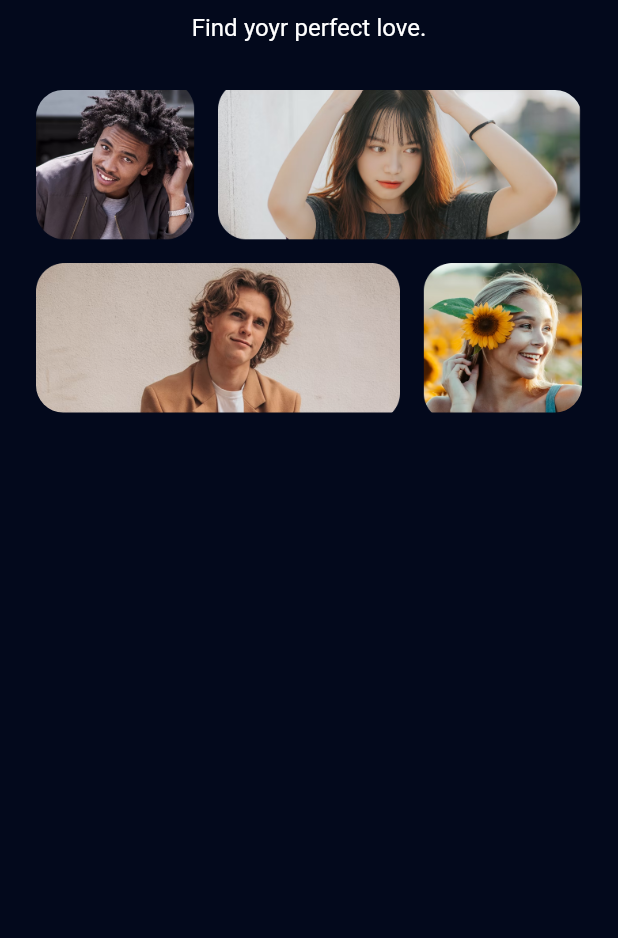
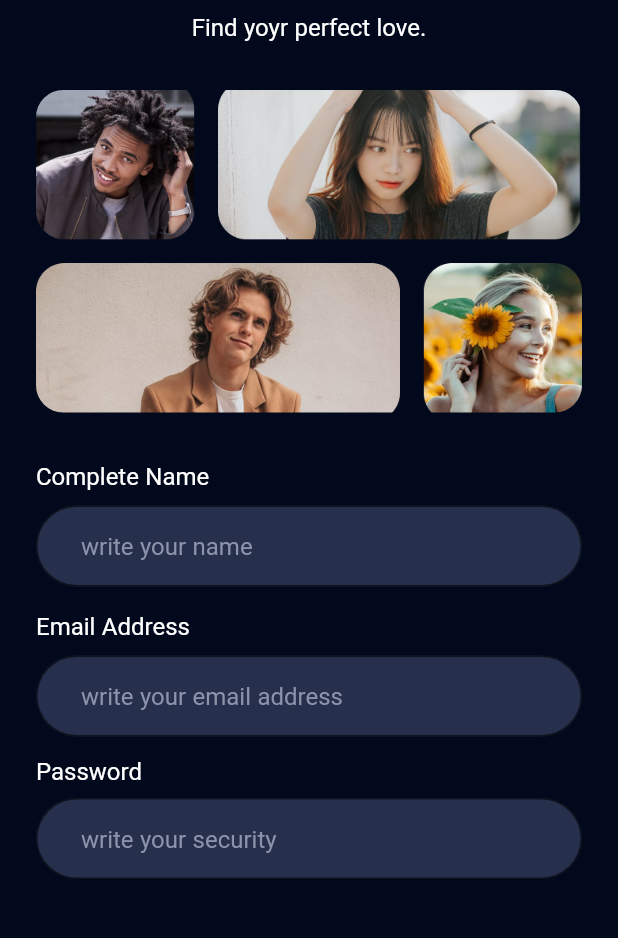
Before and after one commit to magerngoding/Tinder-App, a Flutter app: the screen it shows after launch, on a phone screen of 412 x 824 dp, the part 126-1064 px from its top. Run offline on Flutter 3.47's test engine with Material 2 defaults, Android fonts, the phone set to English and light mode, and no system bars; our stand-ins replace google_fonts.

Commit message:
Slicing sign up screen custom text field widget

```diff
--- /dev/null
+++ b/lib/src/common_widgets/custome_text_field_widget.dart
@@ -0,0 +1,57 @@
+// ignore_for_file: public_member_api_docs, sort_constructors_first, prefer_const_constructors
+import 'package:flutter/material.dart';
+import 'package:tinder_app/src/theme_manager/color_manager.dart';
+import 'package:tinder_app/src/theme_manager/style_manager.dart';
+import 'package:tinder_app/src/theme_manager/values_manager.dart';
+
+class CustomeTextFieldWidget extends StatelessWidget {
+  final String labelName;
+  final String hintText;
+  final bool isObscure;
+  final TextEditingController controller;
+
+  CustomeTextFieldWidget({
+    Key? key,
+    required this.labelName,
+    required this.hintText,
+    this.isObscure = false,
+    required this.controller,
+  }) : super(key: key);
+
+  @override
+  Widget build(BuildContext context) {
+    return Column(
+      crossAxisAlignment: CrossAxisAlignment.start,
+      children: [
+        Text(
+          labelName,
+          style: getWhiteTextStyle(),
+        ),
+        SizedBox(
+          height: AppSize.s8,
+        ),
+        TextField(
+          controller: controller,
+          obscureText: isObscure,
+          style: getWhiteTextStyle(),
+          decoration: InputDecoration(
+            contentPadding: EdgeInsets.symmetric(
+              vertical: 15,
+              horizontal: 30,
+            ),
+            filled: true,
+            fillColor: ColorManager.secondary,
+            hintText: hintText,
+            hintStyle: getBlack30TextStyle(),
+            border: OutlineInputBorder(
+              borderRadius: BorderRadius.circular(50),
+            ),
+          ),
+        ),
+        SizedBox(
+          height: 14,
+        ),
+      ],
+    );
+  }
+}
--- a/lib/src/features/authentication/presentation/sign_up_screen.dart
+++ b/lib/src/features/authentication/presentation/sign_up_screen.dart
@@ -2,11 +2,29 @@
 
 import 'package:flutter/material.dart';
 import 'package:tinder_app/src/common_widgets/banner_widget.dart';
+import 'package:tinder_app/src/common_widgets/custome_text_field_widget.dart';
 import 'package:tinder_app/src/theme_manager/values_manager.dart';
 
-class SignUpScreen extends StatelessWidget {
+class SignUpScreen extends StatefulWidget {
   static const String routeName = '/sign-up';
   const SignUpScreen({super.key});
+
+  @override
+  State<SignUpScreen> createState() => _SignUpScreenState();
+}
+
+class _SignUpScreenState extends State<SignUpScreen> {
+  final nameController = TextEditingController();
+  final emailController = TextEditingController();
+  final passwordController = TextEditingController();
+
+  @override
+  void dispose() {
+    nameController.clear();
+    emailController.clear();
+    passwordController.clear();
+    super.dispose();
+  }
 
   @override
   Widget build(BuildContext context) {
@@ -20,6 +38,22 @@ class SignUpScreen extends StatelessWidget {
           child: Column(
             children: [
               BannerWidget(),
+              CustomeTextFieldWidget(
+                labelName: 'Complete Name',
+                hintText: 'write your name',
+                controller: nameController,
+              ),
+              CustomeTextFieldWidget(
+                labelName: 'Email Address',
+                hintText: 'write your email address',
+                controller: emailController,
+              ),
+              CustomeTextFieldWidget(
+                labelName: 'Password',
+                hintText: 'write your security',
+                controller: passwordController,
+                isObscure: true,
+              ),
             ],
           ),
         ),
```
